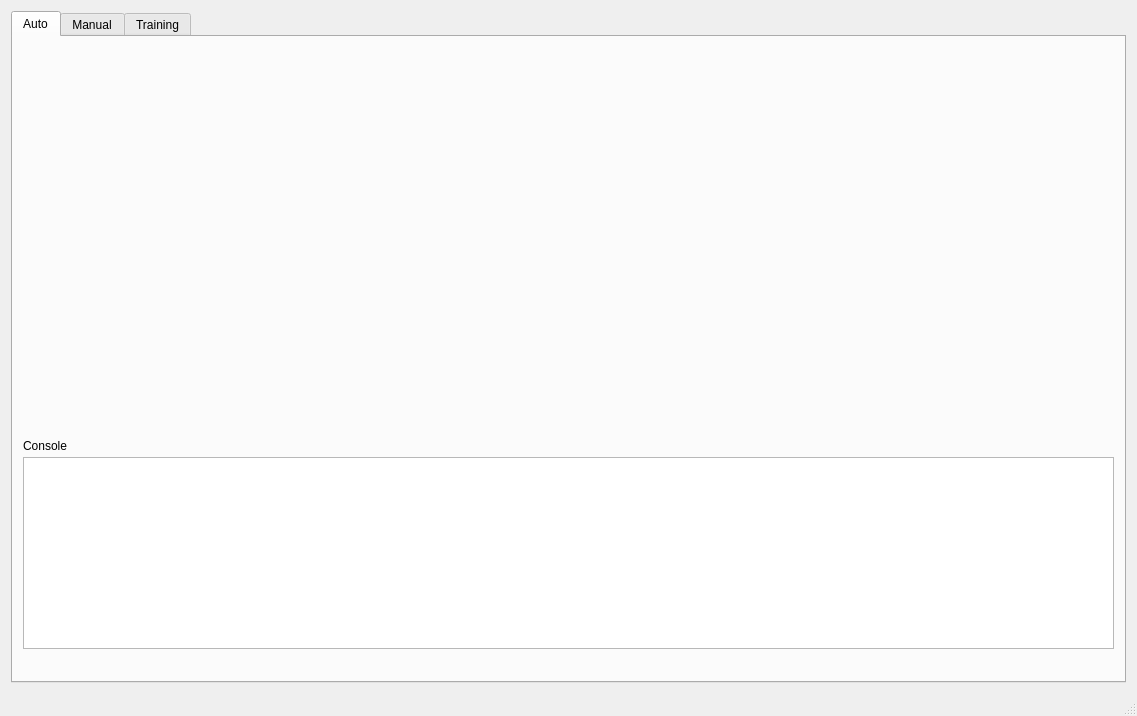
Above: VieOCR_Basic_GUI/VieOCR_Basic_GUI/mainwindow.ui from hakuo/mythesis17 before the change. Below: the same form after it.
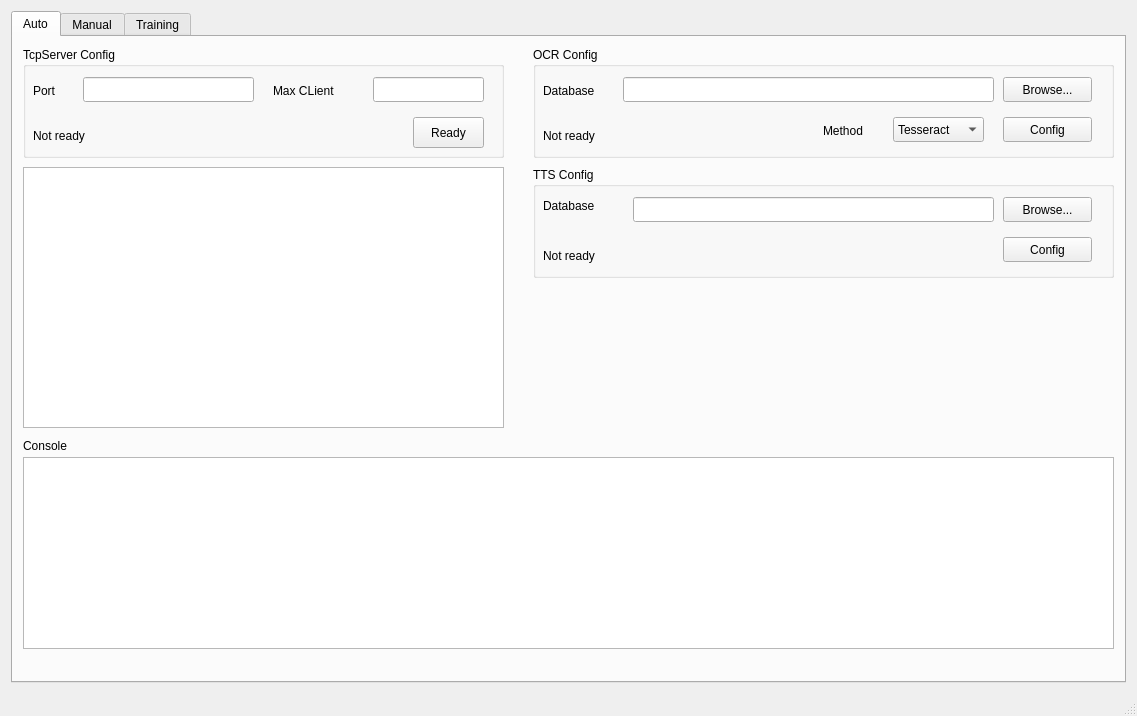
That is the form after the change. The open tabs and pages were chosen to show the change. Icons and pictures are not drawn.

Diff of the .ui file:
```diff
--- a/VieOCR_Basic_GUI/VieOCR_Basic_GUI/mainwindow.ui
+++ b/VieOCR_Basic_GUI/VieOCR_Basic_GUI/mainwindow.ui
@@ -51,6 +51,284 @@
          <string>Console</string>
         </property>
        </widget>
+       <widget class="QGroupBox" name="groupBox">
+        <property name="geometry">
+         <rect>
+          <x>10</x>
+          <y>10</y>
+          <width>481</width>
+          <height>111</height>
+         </rect>
+        </property>
+        <property name="title">
+         <string>TcpServer Config</string>
+        </property>
+        <widget class="QLineEdit" name="lineEdit_2">
+         <property name="geometry">
+          <rect>
+           <x>60</x>
+           <y>30</y>
+           <width>171</width>
+           <height>25</height>
+          </rect>
+         </property>
+        </widget>
+        <widget class="QLabel" name="label_6">
+         <property name="geometry">
+          <rect>
+           <x>10</x>
+           <y>35</y>
+           <width>41</width>
+           <height>17</height>
+          </rect>
+         </property>
+         <property name="text">
+          <string>Port</string>
+         </property>
+        </widget>
+        <widget class="QPushButton" name="pushButton_2">
+         <property name="geometry">
+          <rect>
+           <x>390</x>
+           <y>70</y>
+           <width>71</width>
+           <height>31</height>
+          </rect>
+         </property>
+         <property name="text">
+          <string>Ready</string>
+         </property>
+        </widget>
+        <widget class="QLabel" name="label_7">
+         <property name="geometry">
+          <rect>
+           <x>250</x>
+           <y>35</y>
+           <width>81</width>
+           <height>17</height>
+          </rect>
+         </property>
+         <property name="text">
+          <string>Max CLient</string>
+         </property>
+        </widget>
+        <widget class="QLineEdit" name="lineEdit_3">
+         <property name="geometry">
+          <rect>
+           <x>350</x>
+           <y>30</y>
+           <width>111</width>
+           <height>25</height>
+          </rect>
+         </property>
+        </widget>
+        <widget class="QLabel" name="label_8">
+         <property name="geometry">
+          <rect>
+           <x>10</x>
+           <y>80</y>
+           <width>67</width>
+           <height>17</height>
+          </rect>
+         </property>
+         <property name="text">
+          <string>Not ready</string>
+         </property>
+        </widget>
+       </widget>
+       <widget class="QGroupBox" name="groupBox_2">
+        <property name="geometry">
+         <rect>
+          <x>520</x>
+          <y>10</y>
+          <width>581</width>
+          <height>111</height>
+         </rect>
+        </property>
+        <property name="title">
+         <string>OCR Config</string>
+        </property>
+        <widget class="QComboBox" name="comboBox_2">
+         <property name="geometry">
+          <rect>
+           <x>360</x>
+           <y>70</y>
+           <width>91</width>
+           <height>25</height>
+          </rect>
+         </property>
+         <item>
+          <property name="text">
+           <string>Tesseract</string>
+          </property>
+         </item>
+         <item>
+          <property name="text">
+           <string>DNN</string>
+          </property>
+         </item>
+        </widget>
+        <widget class="QLabel" name="label_9">
+         <property name="geometry">
+          <rect>
+           <x>290</x>
+           <y>75</y>
+           <width>67</width>
+           <height>17</height>
+          </rect>
+         </property>
+         <property name="text">
+          <string>Method</string>
+         </property>
+        </widget>
+        <widget class="QLabel" name="label_10">
+         <property name="geometry">
+          <rect>
+           <x>10</x>
+           <y>35</y>
+           <width>67</width>
+           <height>17</height>
+          </rect>
+         </property>
+         <property name="text">
+          <string>Database</string>
+         </property>
+        </widget>
+        <widget class="QLineEdit" name="lineEdit_4">
+         <property name="geometry">
+          <rect>
+           <x>90</x>
+           <y>30</y>
+           <width>371</width>
+           <height>25</height>
+          </rect>
+         </property>
+        </widget>
+        <widget class="QPushButton" name="pushButton_3">
+         <property name="geometry">
+          <rect>
+           <x>470</x>
+           <y>30</y>
+           <width>89</width>
+           <height>25</height>
+          </rect>
+         </property>
+         <property name="text">
+          <string>Browse...</string>
+         </property>
+        </widget>
+        <widget class="QPushButton" name="pushButton_4">
+         <property name="geometry">
+          <rect>
+           <x>470</x>
+           <y>70</y>
+           <width>89</width>
+           <height>25</height>
+          </rect>
+         </property>
+         <property name="text">
+          <string>Config</string>
+         </property>
+        </widget>
+        <widget class="QLabel" name="label_12">
+         <property name="geometry">
+          <rect>
+           <x>10</x>
+           <y>80</y>
+           <width>67</width>
+           <height>17</height>
+          </rect>
+         </property>
+         <property name="text">
+          <string>Not ready</string>
+         </property>
+        </widget>
+       </widget>
+       <widget class="QGroupBox" name="groupBox_3">
+        <property name="geometry">
+         <rect>
+          <x>520</x>
+          <y>130</y>
+          <width>581</width>
+          <height>111</height>
+         </rect>
+        </property>
+        <property name="title">
+         <string>TTS Config</string>
+        </property>
+        <widget class="QLabel" name="label_11">
+         <property name="geometry">
+          <rect>
+           <x>10</x>
+           <y>30</y>
+           <width>67</width>
+           <height>17</height>
+          </rect>
+         </property>
+         <property name="text">
+          <string>Database</string>
+         </property>
+        </widget>
+        <widget class="QLineEdit" name="lineEdit_5">
+         <property name="geometry">
+          <rect>
+           <x>100</x>
+           <y>30</y>
+           <width>361</width>
+           <height>25</height>
+          </rect>
+         </property>
+        </widget>
+        <widget class="QPushButton" name="pushButton_5">
+         <property name="geometry">
+          <rect>
+           <x>470</x>
+           <y>30</y>
+           <width>89</width>
+           <height>25</height>
+          </rect>
+         </property>
+         <property name="text">
+          <string>Browse...</string>
+         </property>
+        </widget>
+        <widget class="QPushButton" name="pushButton_6">
+         <property name="geometry">
+          <rect>
+           <x>470</x>
+           <y>70</y>
+           <width>89</width>
+           <height>25</height>
+          </rect>
+         </property>
+         <property name="text">
+          <string>Config</string>
+         </property>
+        </widget>
+        <widget class="QLabel" name="label_13">
+         <property name="geometry">
+          <rect>
+           <x>10</x>
+           <y>80</y>
+           <width>67</width>
+           <height>17</height>
+          </rect>
+         </property>
+         <property name="text">
+          <string>Not ready</string>
+         </property>
+        </widget>
+       </widget>
+       <widget class="QTableView" name="tableView">
+        <property name="geometry">
+         <rect>
+          <x>10</x>
+          <y>130</y>
+          <width>481</width>
+          <height>261</height>
+         </rect>
+        </property>
+       </widget>
       </widget>
       <widget class="QWidget" name="tabManual">
        <attribute name="title">
```
Left out of the diff: 178 changed lines with no effect on the pictures.
